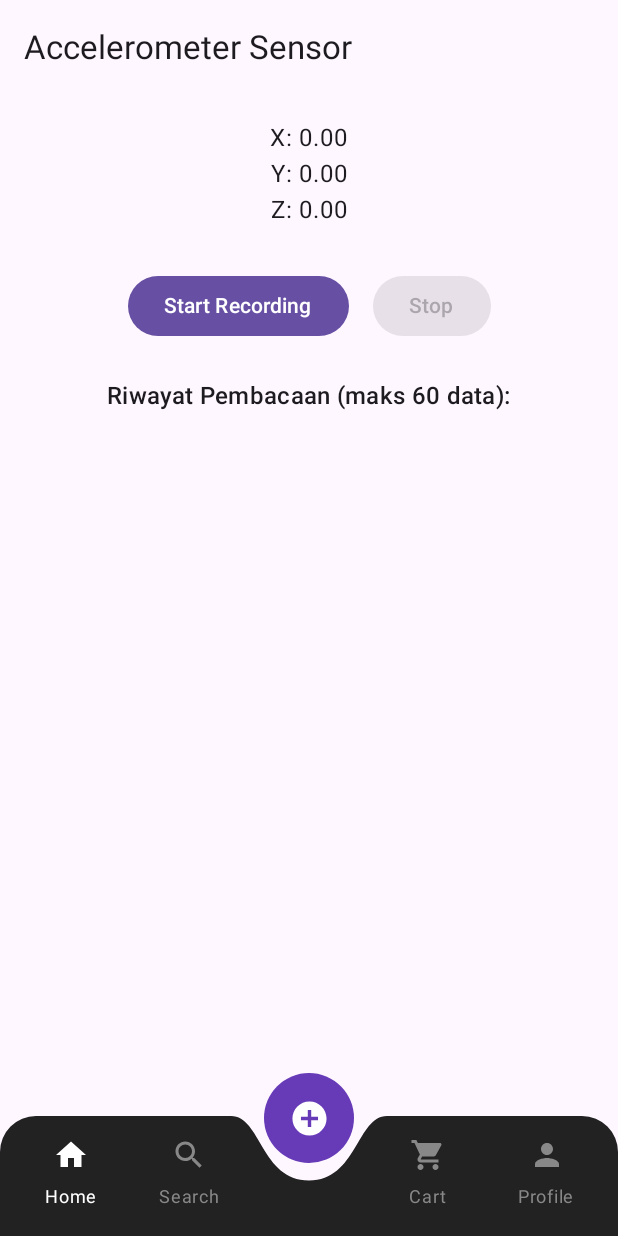
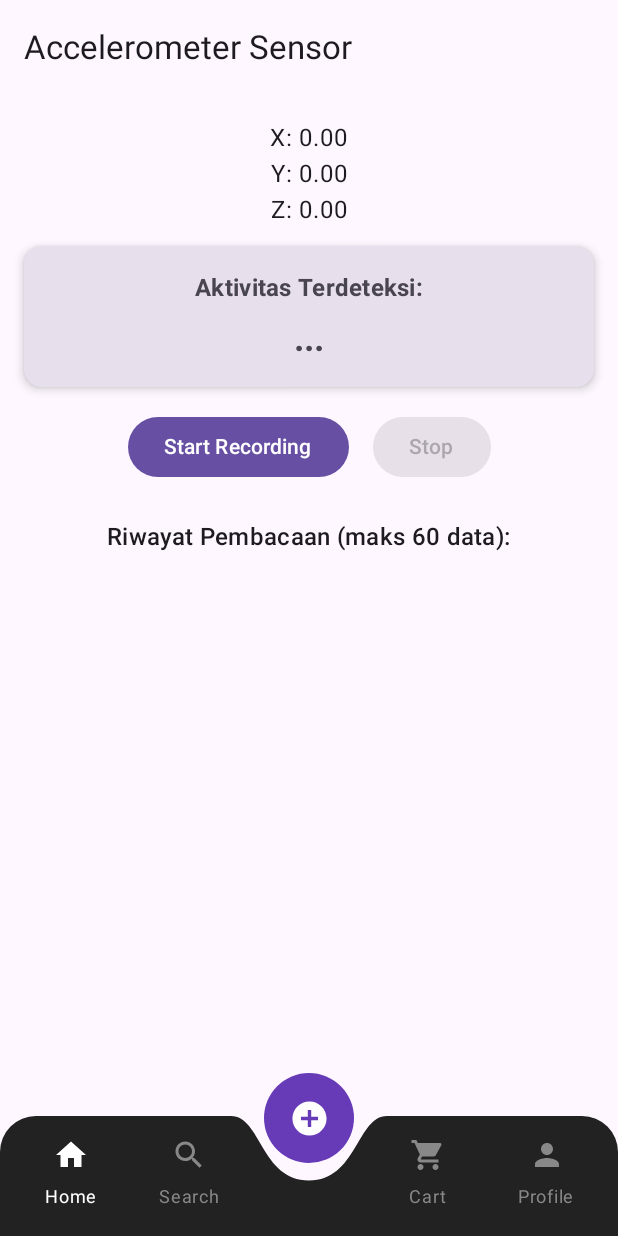
Before and after one commit to fakhrulzidan/Final-Project, an Android app built with Jetpack Compose: the screen it shows after launch (MainActivity), on a phone screen of 412 x 824 dp. Run offline under Robolectric (Android 15) with nearby library versions, the phone set to English and light mode, and no system bars.

```diff
--- a/app/src/main/java/com/project/skripsi/MainActivity.kt
+++ b/app/src/main/java/com/project/skripsi/MainActivity.kt
@@ -33,6 +33,7 @@ class MainActivity : ComponentActivity() {
                         zValue = viewModel.zValue.value,
                         dataList = viewModel.dataList,
                         isRecording = viewModel.isRecording.value,
+                        predictedActivity = viewModel.predictedClass.value,
                         onStart = { viewModel.startRecording() },
                         onStop = { viewModel.stopRecording() },
                         modifier = Modifier
--- a/app/src/main/java/com/project/skripsi/ui/accelerometer/AccelerometerScreen.kt
+++ b/app/src/main/java/com/project/skripsi/ui/accelerometer/AccelerometerScreen.kt
@@ -4,6 +4,8 @@ import androidx.compose.foundation.layout.*
 import androidx.compose.foundation.lazy.LazyColumn
 import androidx.compose.foundation.lazy.itemsIndexed
 import androidx.compose.material3.Button
+import androidx.compose.material3.Card
+import androidx.compose.material3.CardDefaults
 import androidx.compose.material3.ExperimentalMaterial3Api
 import androidx.compose.material3.MaterialTheme
 import androidx.compose.material3.Scaffold
@@ -13,6 +15,7 @@ import androidx.compose.runtime.Composable
 import androidx.compose.ui.Alignment
 import androidx.compose.ui.Modifier
 import androidx.compose.ui.graphics.Color
+import androidx.compose.ui.text.font.FontWeight
 import androidx.compose.ui.unit.dp
 import com.project.skripsi.data.models.AccelerometerData
 
@@ -24,6 +27,7 @@ fun AccelerometerScreen(
     zValue: Float,
     dataList: List<AccelerometerData>,
     isRecording: Boolean,
+    predictedActivity: String,
     onStart: () -> Unit,
     onStop: () -> Unit,
     modifier: Modifier = Modifier
@@ -43,6 +47,38 @@ fun AccelerometerScreen(
             Text("Z: %.2f".format(zValue))
 
             Spacer(modifier = Modifier.height(12.dp))
+
+            Card(
+                colors = CardDefaults.cardColors(
+                    containerColor = if (isRecording) MaterialTheme.colorScheme.primaryContainer
+                    else MaterialTheme.colorScheme.surfaceVariant
+                ),
+                modifier = Modifier.fillMaxWidth(),
+                elevation = CardDefaults.cardElevation(defaultElevation = 4.dp)
+            ) {
+                Column(
+                    modifier = Modifier
+                        .padding(16.dp)
+                        .fillMaxWidth(),
+                    horizontalAlignment = Alignment.CenterHorizontally
+                ) {
+                    Text(
+                        text = "Aktivitas Terdeteksi:",
+                        style = MaterialTheme.typography.titleMedium.copy(fontWeight = FontWeight.Bold)
+                    )
+                    Spacer(modifier = Modifier.height(6.dp))
+                    Text(
+                        text = if (predictedActivity.isNotEmpty()) predictedActivity else "Belum ada data",
+                        style = MaterialTheme.typography.headlineSmall.copy(
+                            color = if (isRecording)
+                                MaterialTheme.colorScheme.primary
+                            else
+                                MaterialTheme.colorScheme.onSurfaceVariant,
+                            fontWeight = FontWeight.Bold
+                        )
+                    )
+                }
+            }
 
             Spacer(modifier = Modifier.height(16.dp))
 
```
Also changed, not shown: app/build.gradle.kts (+8 -0 lines), app/src/main/java/com/project/skripsi/data/ml/HARModel.kt (added, +33 -0 lines), app/src/main/java/com/project/skripsi/utils/AssetUtils.kt (+10 -89 lines), app/src/main/java/com/project/skripsi/viewmodels/AccelerometerViewModel.kt (+56 -7 lines).
